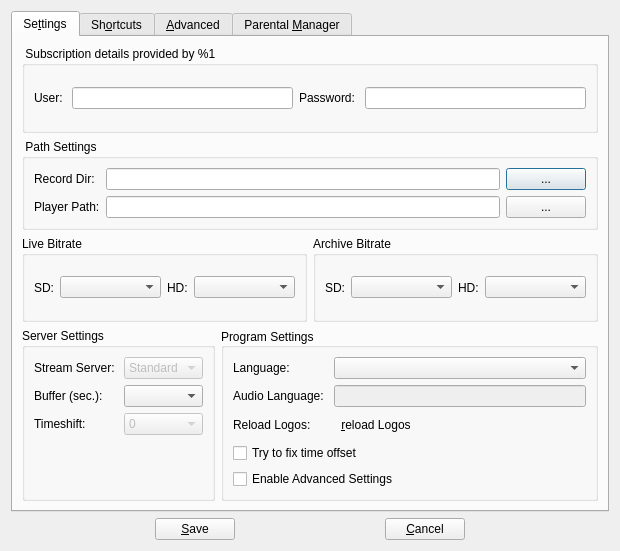
Old version of the form forms/csettingsdlg.ui in the repository code-google-com/vlc-record.
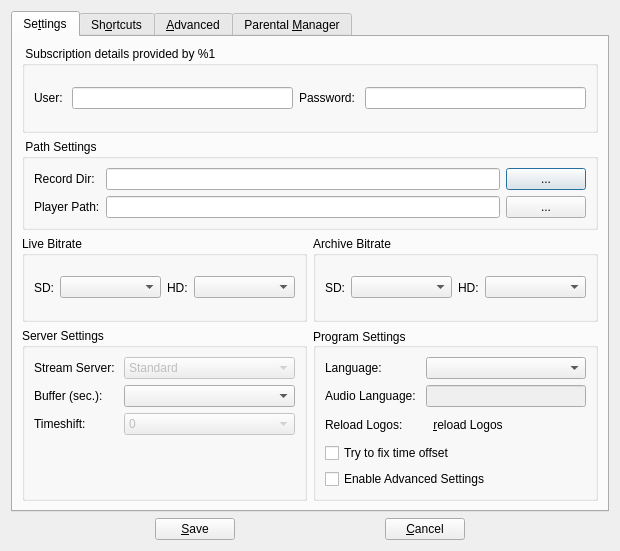
New version of the form. Icons and pictures are not drawn. Custom widgets are drawn as their Qt base class.

Commit message: - fix small layout glitch

```diff
--- a/forms/csettingsdlg.ui
+++ b/forms/csettingsdlg.ui
@@ -204,7 +204,7 @@
         </layout>
        </item>
        <item>
-        <layout class="QHBoxLayout" name="horizontalLayout_2">
+        <layout class="QHBoxLayout" name="horizontalLayout_2" stretch="5,5">
          <item>
           <widget class="QGroupBox" name="groupStreamServer">
            <property name="title">
```
